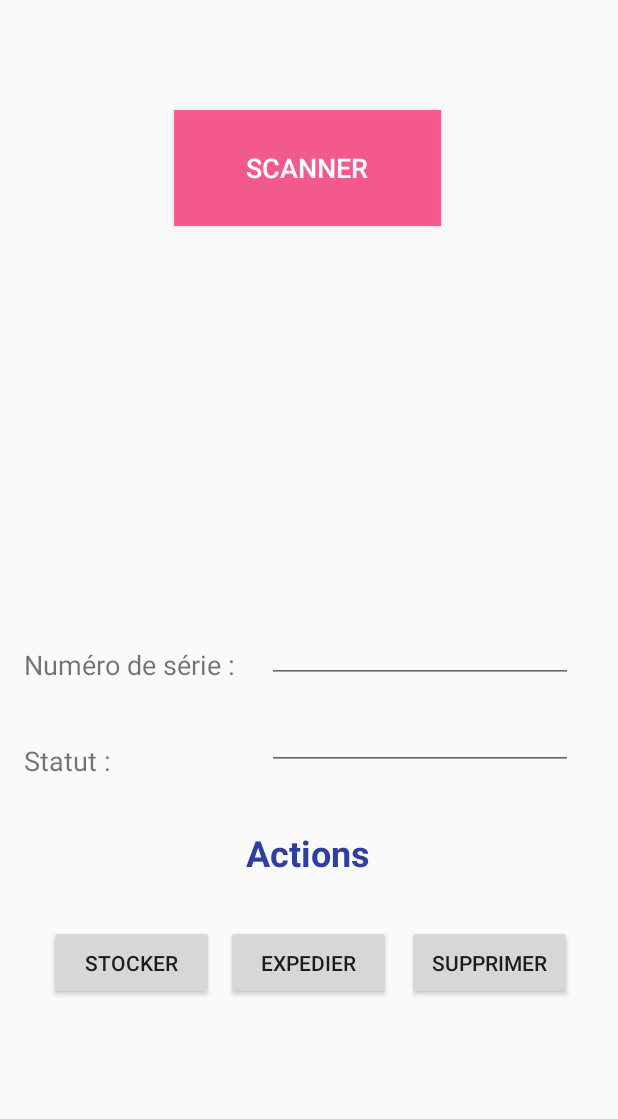
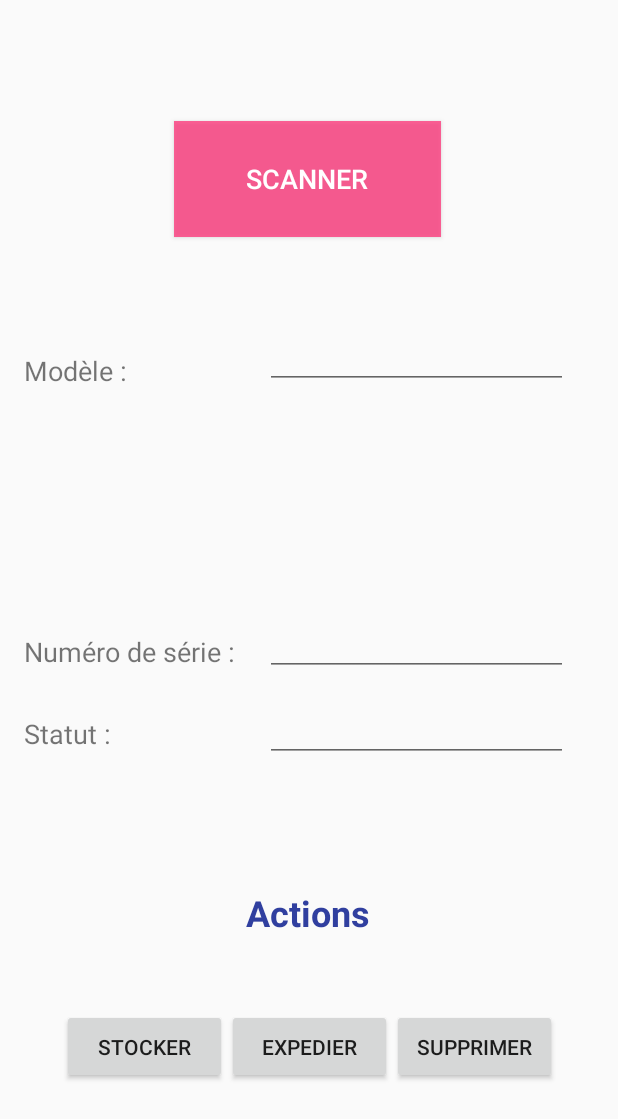
Before and after one commit to doctorgoon/barcodescanner, an Android app: the layout activity_main.xml on its own in the app's theme, with its tools: preview values and no code run, on a phone screen of 412 x 824 dp. Shown: the top 1119 px of the screen. Run offline under Robolectric (Android 15) with nearby library versions, the phone set to English and light mode, and no system bars.

Commit message:
ajout du textView modele

```diff
--- a/app/src/main/res/layout/activity_main.xml
+++ b/app/src/main/res/layout/activity_main.xml
@@ -22,7 +22,8 @@
         app:layout_constraintVertical_bias="0.098"
         app:layout_constraintHorizontal_bias="0.497"
         tools:layout_constraintRight_creator="1"
-        tools:layout_constraintLeft_creator="1" />
+        tools:layout_constraintLeft_creator="1"
+        android:layout_marginTop="8dp" />
 
     <TextView
         android:id="@+id/textView"
@@ -35,32 +36,25 @@
         app:layout_constraintBottom_toBottomOf="@+id/serialText"
         tools:layout_constraintLeft_creator="1"
         app:layout_constraintLeft_toLeftOf="parent"
-        android:layout_marginLeft="16dp" />
+        android:layout_marginLeft="16dp"
+        android:layout_marginBottom="4dp" />
 
     <EditText
         android:id="@+id/serialText"
-        android:layout_width="0dp"
-        android:layout_height="0dp"
+        android:layout_width="202dp"
+        android:layout_height="42dp"
         android:layout_marginBottom="161dp"
-        android:layout_marginEnd="30dp"
-        android:layout_marginLeft="21dp"
-        android:layout_marginRight="30dp"
-        android:layout_marginStart="21dp"
-        android:layout_marginTop="162dp"
+        android:layout_marginTop="28dp"
         android:ems="10"
+        android:focusable="false"
         android:focusableInTouchMode="false"
-        android:focusable="false"
         android:textAlignment="center"
         app:layout_constraintBottom_toTopOf="@+id/btnDel"
-        app:layout_constraintHorizontal_bias="0.0"
-        app:layout_constraintLeft_toRightOf="@+id/textView"
-        app:layout_constraintRight_toRightOf="parent"
-        app:layout_constraintTop_toTopOf="parent"
-        app:layout_constraintVertical_bias="0.0"
+        app:layout_constraintRight_toRightOf="@+id/modelText"
+        app:layout_constraintVertical_bias="0.666"
         tools:layout_constraintBottom_creator="1"
-        tools:layout_constraintLeft_creator="1"
-        tools:layout_constraintRight_creator="1"
-        tools:layout_constraintTop_creator="1" />
+        tools:layout_constraintTop_creator="1"
+        app:layout_constraintTop_toBottomOf="@+id/modelText" />
 
     <TextView
         android:id="@+id/textView2"
@@ -70,7 +64,7 @@
         android:textSize="18sp"
         tools:layout_constraintTop_creator="1"
         android:layout_marginStart="16dp"
-        android:layout_marginTop="39dp"
+        android:layout_marginTop="30dp"
         app:layout_constraintTop_toBottomOf="@+id/textView"
         tools:layout_constraintLeft_creator="1"
         app:layout_constraintLeft_toLeftOf="parent"
@@ -78,19 +72,15 @@
 
     <EditText
         android:id="@+id/statusText"
-        android:layout_width="0dp"
+        android:layout_width="202dp"
         android:layout_height="40dp"
-        android:layout_marginTop="18dp"
+        android:layout_marginTop="17dp"
         android:ems="10"
+        android:focusable="false"
         android:focusableInTouchMode="false"
-        android:focusable="false"
         android:textAlignment="center"
-        app:layout_constraintHorizontal_bias="0.0"
-        app:layout_constraintLeft_toLeftOf="@+id/serialText"
         app:layout_constraintRight_toRightOf="@+id/serialText"
         app:layout_constraintTop_toBottomOf="@+id/serialText"
-        tools:layout_constraintLeft_creator="1"
-        tools:layout_constraintRight_creator="1"
         tools:layout_constraintTop_creator="1" />
 
     <android.support.constraint.Guideline
@@ -116,7 +106,12 @@
         app:layout_constraintLeft_toLeftOf="parent"
         app:layout_constraintRight_toRightOf="parent"
         tools:layout_constraintBottom_creator="1"
-        app:layout_constraintHorizontal_bias="0.498" />
+        app:layout_constraintHorizontal_bias="0.498"
+        android:layout_marginTop="60dp"
+        app:layout_constraintTop_toBottomOf="@+id/statusText"
+        tools:layout_constraintRight_creator="1"
+        tools:layout_constraintLeft_creator="1"
+        app:layout_constraintVertical_bias="0.607" />
 
     <Button
         android:id="@+id/btnStock"
@@ -125,38 +120,58 @@
         android:text="STOCKER"
         tools:layout_constraintBaseline_creator="1"
         app:layout_constraintRight_toLeftOf="@+id/btnExp"
-        android:layout_marginRight="8dp"
-        android:layout_marginEnd="8dp"
         app:layout_constraintHorizontal_chainStyle="packed"
-        app:layout_constraintBaseline_toBaselineOf="@+id/btnExp" />
+        app:layout_constraintBaseline_toBaselineOf="@+id/btnExp"
+        app:layout_constraintLeft_toLeftOf="parent" />
 
     <Button
         android:id="@+id/btnExp"
         android:layout_width="110dp"
         android:layout_height="50dp"
-        android:layout_marginBottom="157dp"
+        android:layout_marginBottom="101dp"
         android:text="EXPEDIER"
         app:layout_constraintBottom_toBottomOf="parent"
-        app:layout_constraintLeft_toLeftOf="parent"
-        app:layout_constraintRight_toRightOf="parent"
         tools:layout_constraintBottom_creator="1"
-        app:layout_constraintHorizontal_bias="0.498"
-        android:layout_marginRight="8dp"
-        android:layout_marginLeft="8dp" />
+        app:layout_constraintRight_toLeftOf="@+id/btnDel"
+        app:layout_constraintLeft_toRightOf="@+id/btnStock" />
 
     <Button
         android:id="@+id/btnDel"
         android:layout_width="110dp"
         android:layout_height="50dp"
-        android:layout_marginEnd="28dp"
-        android:layout_marginRight="28dp"
         android:text="SUPPRIMER"
         app:layout_constraintBaseline_toBaselineOf="@+id/btnExp"
         app:layout_constraintRight_toRightOf="parent"
         tools:layout_constraintBaseline_creator="1"
+        app:layout_constraintLeft_toRightOf="@+id/btnExp" />
+
+    <EditText
+        android:id="@+id/modelText"
+        android:layout_width="202dp"
+        android:layout_height="42dp"
+        android:layout_marginEnd="33dp"
+        android:layout_marginRight="33dp"
+        android:layout_marginTop="59dp"
+        android:ems="10"
+        android:inputType="textNoSuggestions"
+        android:focusable="false"
+        android:focusableInTouchMode="false"
+        android:textAlignment="center"
+        app:layout_constraintRight_toRightOf="parent"
+        app:layout_constraintTop_toBottomOf="@+id/btnScan"
         tools:layout_constraintRight_creator="1"
-        app:layout_constraintLeft_toRightOf="@+id/btnExp"
-        android:layout_marginLeft="8dp"
-        android:layout_marginStart="8dp" />
+        tools:layout_constraintTop_creator="1" />
+
+    <TextView
+        android:id="@+id/textView7"
+        android:layout_width="wrap_content"
+        android:layout_height="wrap_content"
+        android:text="Modèle :"
+        android:textSize="18sp"
+        app:layout_constraintBottom_toBottomOf="@+id/modelText"
+        android:layout_marginStart="16dp"
+        tools:layout_constraintLeft_creator="1"
+        app:layout_constraintLeft_toLeftOf="parent"
+        android:layout_marginLeft="16dp" />
 
 </android.support.constraint.ConstraintLayout>
```
Also changed, not shown: app/src/main/java/jeremy/mirfrance/com/barcodescanner/MainActivity.java (+82 -23 lines).
